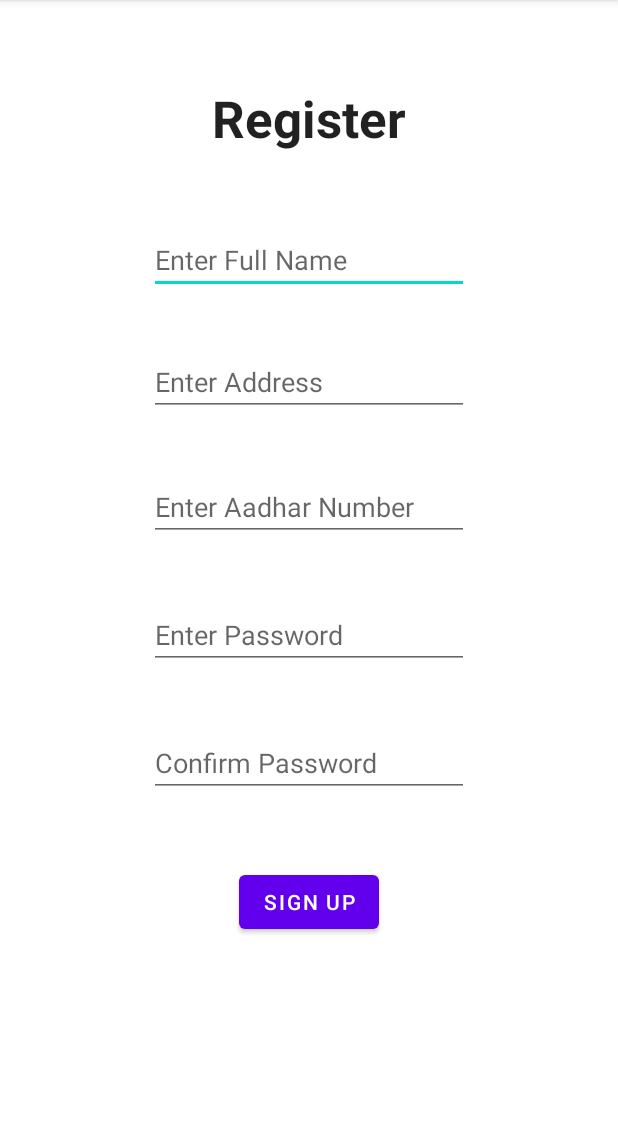
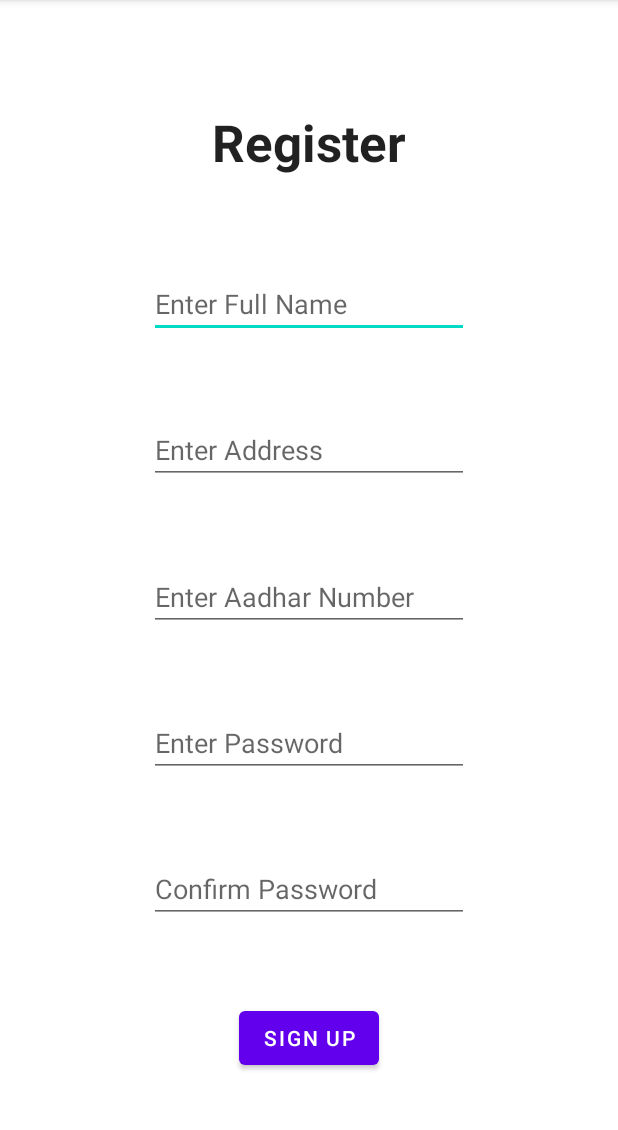
Before and after one commit to parthesh-hub/BetaVerse_SIH2022_APP, an Android app: the screen it shows after launch (MainActivity), on a phone screen of 412 x 824 dp, the part 84-1214 px from its top. Run offline under Robolectric (Android 15) with nearby library versions, the phone set to English and light mode, and no system bars.

Commit message:
Alignment refactored

```diff
--- a/app/src/main/res/layout/activity_main.xml
+++ b/app/src/main/res/layout/activity_main.xml
@@ -3,6 +3,7 @@
     xmlns:tools="http://schemas.android.com/tools"
     android:layout_width="match_parent"
     android:layout_height="match_parent"
+    android:fillViewport="true"
     xmlns:android="http://schemas.android.com/apk/res/android">
 
     <androidx.constraintlayout.widget.ConstraintLayout
@@ -11,41 +12,28 @@
         tools:context=".MainActivity"
         tools:layout_editor_absoluteY="1dp">
 
-        <EditText
-            android:id="@+id/editTextTextPassword2"
-            android:layout_width="wrap_content"
-            android:layout_height="wrap_content"
-            android:layout_marginTop="40dp"
-            android:layout_marginBottom="46dp"
-            android:ems="10"
-            android:hint="Confirm Password"
-            android:inputType="textPassword"
-            app:layout_constraintBottom_toTopOf="@+id/button2"
-            app:layout_constraintEnd_toEndOf="parent"
-            app:layout_constraintStart_toStartOf="parent"
-            app:layout_constraintTop_toBottomOf="@+id/editTextTextPassword" />
-
         <TextView
             android:id="@+id/textView2"
             android:layout_width="wrap_content"
             android:layout_height="wrap_content"
+            android:layout_marginTop="40dp"
+            android:layout_marginBottom="20dp"
             android:text="Register"
             android:textAppearance="@style/TextAppearance.AppCompat.Large"
             android:textSize="34sp"
             android:textStyle="bold"
-            app:layout_constraintBottom_toBottomOf="parent"
+            app:layout_constraintBottom_toTopOf="@+id/editTextTextPersonName"
             app:layout_constraintEnd_toEndOf="parent"
             app:layout_constraintHorizontal_bias="0.5"
             app:layout_constraintStart_toStartOf="parent"
-            app:layout_constraintTop_toTopOf="parent"
-            app:layout_constraintVertical_bias="0.09" />
+            app:layout_constraintTop_toTopOf="parent" />
 
         <EditText
             android:id="@+id/editTextTextPersonName"
             android:layout_width="wrap_content"
             android:layout_height="wrap_content"
-            android:layout_marginTop="49dp"
-            android:layout_marginBottom="36dp"
+            android:layout_marginTop="10dp"
+            android:layout_marginBottom="10dp"
             android:ems="10"
             android:hint="Enter Full Name"
             android:inputType="textPersonName"
@@ -59,50 +47,74 @@
             android:id="@+id/editTextTextPostalAddress"
             android:layout_width="wrap_content"
             android:layout_height="wrap_content"
-            android:layout_marginTop="36dp"
+            android:layout_marginTop="10dp"
+            android:layout_marginBottom="10dp"
             android:ems="10"
             android:hint="Enter Address"
             android:inputType="textPostalAddress"
+            app:layout_constraintBottom_toTopOf="@+id/editTextNumber"
             app:layout_constraintEnd_toEndOf="parent"
+            app:layout_constraintHorizontal_bias="0.5"
             app:layout_constraintStart_toStartOf="parent"
             app:layout_constraintTop_toBottomOf="@+id/editTextTextPersonName" />
+
+        <EditText
+            android:id="@+id/editTextNumber"
+            android:layout_width="wrap_content"
+            android:layout_height="wrap_content"
+            android:layout_marginTop="10dp"
+            android:layout_marginBottom="10dp"
+            android:ems="10"
+            android:hint="Enter Aadhar Number"
+            android:inputType="number"
+            app:layout_constraintBottom_toTopOf="@+id/editTextTextPassword"
+            app:layout_constraintEnd_toEndOf="parent"
+            app:layout_constraintHorizontal_bias="0.5"
+            app:layout_constraintStart_toStartOf="parent"
+            app:layout_constraintTop_toBottomOf="@+id/editTextTextPostalAddress" />
 
         <EditText
             android:id="@+id/editTextTextPassword"
             android:layout_width="wrap_content"
             android:layout_height="wrap_content"
-            android:layout_marginTop="40dp"
+            android:layout_marginTop="10dp"
+            android:layout_marginBottom="10dp"
             android:ems="10"
             android:hint="Enter Password"
             android:inputType="textPassword"
+            app:layout_constraintBottom_toTopOf="@+id/editTextTextPassword2"
             app:layout_constraintEnd_toEndOf="parent"
             app:layout_constraintHorizontal_bias="0.5"
             app:layout_constraintStart_toStartOf="parent"
             app:layout_constraintTop_toBottomOf="@+id/editTextNumber" />
 
+        <EditText
+            android:id="@+id/editTextTextPassword2"
+            android:layout_width="wrap_content"
+            android:layout_height="wrap_content"
+            android:layout_marginTop="10dp"
+            android:layout_marginBottom="10dp"
+            android:ems="10"
+            android:hint="Confirm Password"
+            android:inputType="textPassword"
+            app:layout_constraintBottom_toTopOf="@+id/button2"
+            app:layout_constraintEnd_toEndOf="parent"
+            app:layout_constraintHorizontal_bias="0.5"
+            app:layout_constraintStart_toStartOf="parent"
+            app:layout_constraintTop_toBottomOf="@+id/editTextTextPassword" />
+
         <Button
             android:id="@+id/button2"
             android:layout_width="wrap_content"
             android:layout_height="wrap_content"
-            android:layout_marginBottom="40dp"
-
+            android:layout_marginTop="10dp"
+            android:layout_marginBottom="20dp"
             android:text="Sign Up"
             app:layout_constraintBottom_toBottomOf="parent"
             app:layout_constraintEnd_toEndOf="parent"
+            app:layout_constraintHorizontal_bias="0.5"
             app:layout_constraintStart_toStartOf="parent"
             app:layout_constraintTop_toBottomOf="@+id/editTextTextPassword2" />
 
-        <EditText
-            android:id="@+id/editTextNumber"
-            android:layout_width="wrap_content"
-            android:layout_height="wrap_content"
-            android:layout_marginTop="38dp"
-            android:ems="10"
-            android:hint="Enter Aadhar Number"
-            android:inputType="number"
-            app:layout_constraintEnd_toEndOf="parent"
-            app:layout_constraintStart_toStartOf="parent"
-            app:layout_constraintTop_toBottomOf="@+id/editTextTextPostalAddress" />
-
     </androidx.constraintlayout.widget.ConstraintLayout>
 </ScrollView>
```
